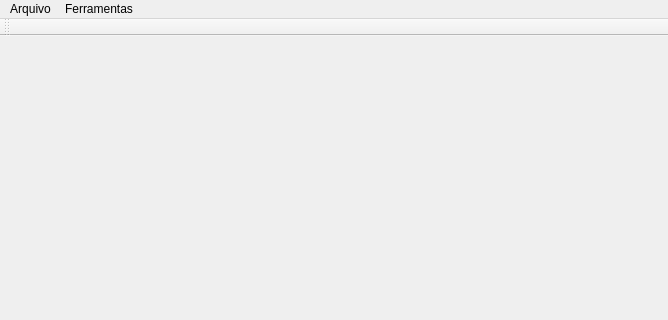
This is mainwindow.ui in guilhermota/Projeto_Robotica as Qt 5 draws it before an edit; both pictures show x 0 to 668 and y 0 to 320 of the 668 by 478 pixel window. The edited form follows.
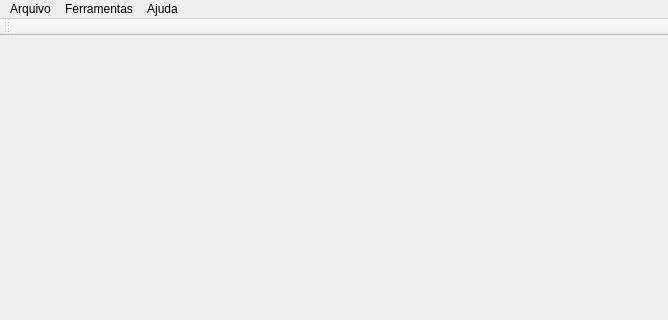
This is the edited form.

```diff
--- a/mainwindow.ui
+++ b/mainwindow.ui
@@ -44,8 +44,15 @@
     <addaction name="separator"/>
     <addaction name="menuPorta"/>
    </widget>
+   <widget class="QMenu" name="menuAjuda">
+    <property name="title">
+     <string>Ajuda</string>
+    </property>
+    <addaction name="actionSobre"/>
+   </widget>
    <addaction name="menuArquivo"/>
    <addaction name="menuFerramentas"/>
+   <addaction name="menuAjuda"/>
   </widget>
   <widget class="QToolBar" name="mainToolBar">
    <attribute name="toolBarArea">
```
Left out of the diff: 5 changed lines with no effect on the pictures.
